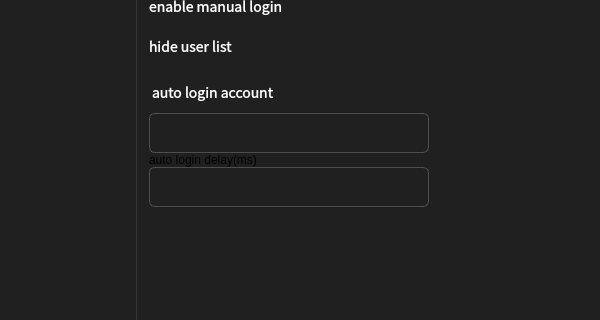
Before: the Qt Designer form kiran-greeter-setting/greetersetting.ui in openeuler-mirror/kiran-session-guard, drawn with Qt 5; both pictures show x 160 to 760 and y 96 to 416 of the 760 by 550 pixel window.
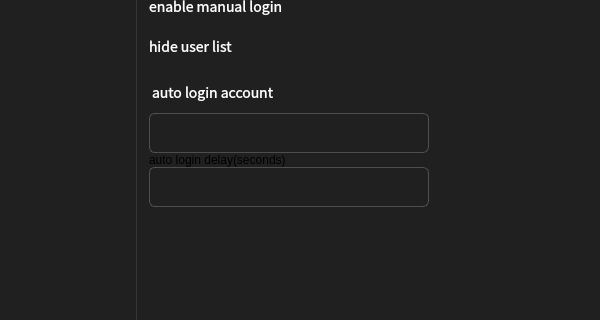
After: the same form once the commit is applied. The open tabs and pages were chosen to show the change. Icons and pictures are not drawn. Custom widgets are drawn as their Qt base class.

The edit to the form file:
```diff
--- a/kiran-greeter-setting/greetersetting.ui
+++ b/kiran-greeter-setting/greetersetting.ui
@@ -809,7 +809,7 @@
 };</string>
             </property>
             <property name="text">
-             <string>auto login delay(ms)</string>
+             <string>auto login delay(seconds)</string>
             </property>
            </widget>
           </item>
```
Left out of the diff: 2 changed lines with no effect on the pictures.
